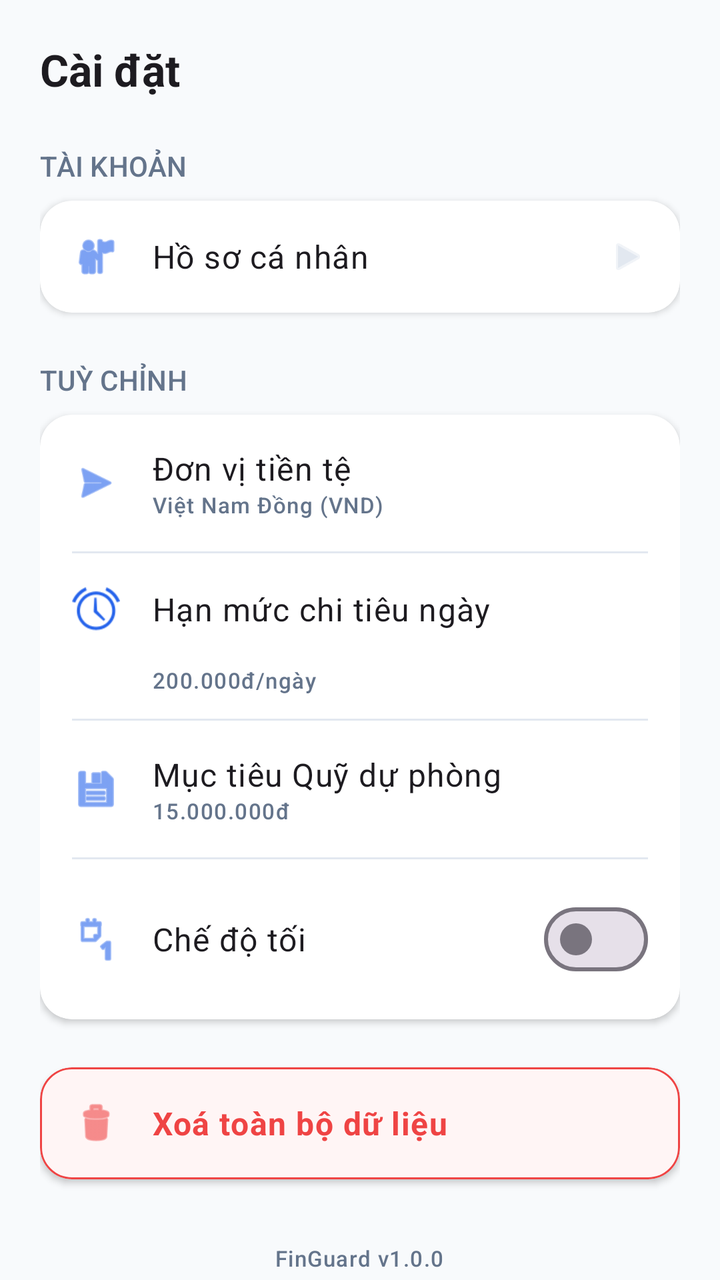
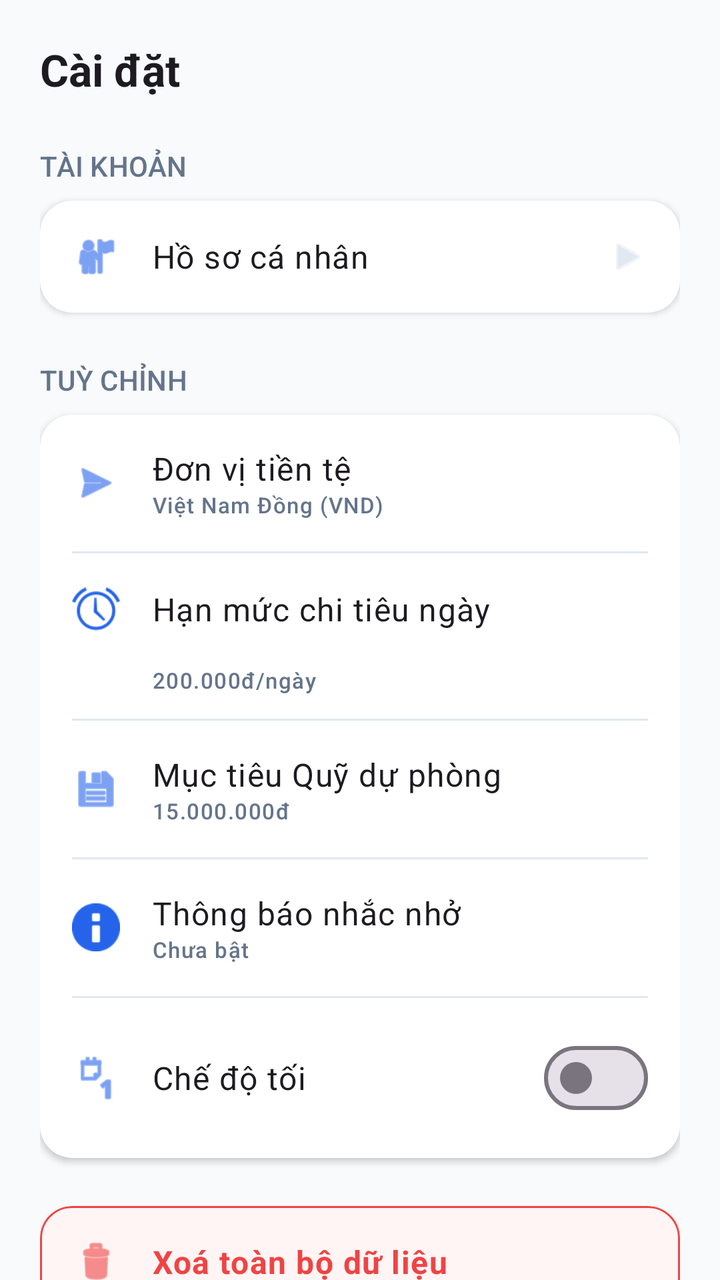

Compare the two renders of this Android layout. The source of the first and the diff that turns it into the second are given below.
<!-- AndroidManifest.xml: application theme Theme.ExpenseTracker1 -->
<!-- res/layout/fragment_settings.xml -->
<?xml version="1.0" encoding="utf-8"?>
<androidx.core.widget.NestedScrollView xmlns:android="http://schemas.android.com/apk/res/android"
    xmlns:app="http://schemas.android.com/apk/res-auto"
    android:layout_width="match_parent"
    android:layout_height="match_parent"
    android:background="@color/background">

    <LinearLayout
        android:layout_width="match_parent"
        android:layout_height="wrap_content"
        android:orientation="vertical"
        android:padding="20dp">

        <TextView
            android:layout_width="wrap_content"
            android:layout_height="wrap_content"
            android:text="@string/settings_title"
            android:textAppearance="@style/TextAppearance.Material3.TitleLarge"
            android:textStyle="bold" />

        
        <TextView
            android:layout_width="wrap_content"
            android:layout_height="wrap_content"
            android:layout_marginTop="24dp"
            android:text="Tài khoản"
            android:textAppearance="@style/TextAppearance.Material3.LabelLarge"
            android:textColor="@color/text_secondary"
            android:textAllCaps="true" />

        <com.google.android.material.card.MaterialCardView
            style="@style/Widget.App.Card"
            android:layout_width="match_parent"
            android:layout_height="wrap_content"
            android:layout_marginTop="8dp">

            <LinearLayout
                android:layout_width="match_parent"
                android:layout_height="wrap_content"
                android:orientation="vertical">

                <LinearLayout
                    android:id="@+id/btn_profile"
                    android:layout_width="match_parent"
                    android:layout_height="wrap_content"
                    android:clickable="true"
                    android:focusable="true"
                    android:foreground="?attr/selectableItemBackground"
                    android:gravity="center_vertical"
                    android:orientation="horizontal"
                    android:padding="16dp">

                    <ImageView
                        android:layout_width="24dp"
                        android:layout_height="24dp"
                        android:src="@android:drawable/ic_menu_myplaces"
                        app:tint="@color/primary" />

                    <TextView
                        android:layout_width="0dp"
                        android:layout_height="wrap_content"
                        android:layout_marginStart="16dp"
                        android:layout_weight="1"
                        android:text="@string/settings_profile"
                        android:textAppearance="@style/TextAppearance.Material3.BodyLarge" />

                    <ImageView
                        android:layout_width="20dp"
                        android:layout_height="20dp"
                        android:src="@android:drawable/ic_media_play"
                        app:tint="@color/outline" />
                </LinearLayout>

            </LinearLayout>
        </com.google.android.material.card.MaterialCardView>

        
        <TextView
            android:layout_width="wrap_content"
            android:layout_height="wrap_content"
            android:layout_marginTop="24dp"
            android:text="Tuỳ chỉnh"
            android:textAppearance="@style/TextAppearance.Material3.LabelLarge"
            android:textColor="@color/text_secondary"
            android:textAllCaps="true" />

        <com.google.android.material.card.MaterialCardView
            style="@style/Widget.App.Card"
            android:layout_width="match_parent"
            android:layout_height="wrap_content"
            android:layout_marginTop="8dp">

            <LinearLayout
                android:layout_width="match_parent"
                android:layout_height="wrap_content"
                android:orientation="vertical">

                
                <LinearLayout
                    android:id="@+id/btn_currency"
                    android:layout_width="match_parent"
                    android:layout_height="wrap_content"
                    android:clickable="true"
                    android:focusable="true"
                    android:foreground="?attr/selectableItemBackground"
                    android:gravity="center_vertical"
                    android:orientation="horizontal"
                    android:padding="16dp">

                    <ImageView
                        android:layout_width="24dp"
                        android:layout_height="24dp"
                        android:src="@android:drawable/ic_menu_send"
                        app:tint="@color/primary" />

                    <LinearLayout
                        android:layout_width="0dp"
                        android:layout_height="wrap_content"
                        android:layout_marginStart="16dp"
                        android:layout_weight="1"
                        android:orientation="vertical">

                        <TextView
                            android:layout_width="wrap_content"
                            android:layout_height="wrap_content"
                            android:text="@string/settings_currency"
                            android:textAppearance="@style/TextAppearance.Material3.BodyLarge" />

                        <TextView
                            android:id="@+id/tv_currency_value"
                            android:layout_width="wrap_content"
                            android:layout_height="wrap_content"
                            android:text="Việt Nam Đồng (VND)"
                            android:textAppearance="@style/TextAppearance.Material3.LabelSmall"
                            android:textColor="@color/text_secondary" />
                    </LinearLayout>
                </LinearLayout>

                <View
                    android:layout_width="match_parent"
                    android:layout_height="1dp"
                    android:layout_marginHorizontal="16dp"
                    android:background="@color/outline" />

                
                <LinearLayout
                    android:id="@+id/btn_limit"
                    android:layout_width="match_parent"
                    android:layout_height="wrap_content"
                    android:clickable="true"
                    android:focusable="true"
                    android:foreground="?attr/selectableItemBackground"
                    android:gravity="center_vertical"
                    android:orientation="horizontal"
                    android:padding="16dp">

                    <ImageView
                        android:layout_width="24dp"
                        android:layout_height="24dp"
                        android:src="@android:drawable/ic_lock_idle_alarm"
                        app:tint="@color/primary" />

                    <TextView
                        android:layout_width="0dp"
                        android:layout_height="wrap_content"
                        android:layout_marginStart="16dp"
                        android:layout_weight="1"
                        android:text="@string/settings_daily_limit"
                        android:textAppearance="@style/TextAppearance.Material3.BodyLarge" />
                </LinearLayout>

                <TextView
                    android:id="@+id/tv_limit_value"
                    android:layout_width="wrap_content"
                    android:layout_height="wrap_content"
                    android:layout_marginStart="56dp"
                    android:layout_marginBottom="12dp"
                    android:text="200.000đ/ngày"
                    android:textAppearance="@style/TextAppearance.Material3.LabelSmall"
                    android:textColor="@color/text_secondary" />

                <View
                    android:layout_width="match_parent"
                    android:layout_height="1dp"
                    android:layout_marginHorizontal="16dp"
                    android:background="@color/outline" />

                
                <LinearLayout
                    android:id="@+id/btn_emergency_goal"
                    android:layout_width="match_parent"
                    android:layout_height="wrap_content"
                    android:clickable="true"
                    android:focusable="true"
                    android:foreground="?attr/selectableItemBackground"
                    android:gravity="center_vertical"
                    android:orientation="horizontal"
                    android:padding="16dp">

                    <ImageView
                        android:layout_width="24dp"
                        android:layout_height="24dp"
                        android:src="@android:drawable/ic_menu_save"
                        app:tint="@color/primary" />

                    <LinearLayout
                        android:layout_width="0dp"
                        android:layout_height="wrap_content"
                        android:layout_marginStart="16dp"
                        android:layout_weight="1"
                        android:orientation="vertical">

                        <TextView
                            android:layout_width="wrap_content"
                            android:layout_height="wrap_content"
                            android:text="@string/settings_emergency_goal"
                            android:textAppearance="@style/TextAppearance.Material3.BodyLarge" />

                        <TextView
                            android:id="@+id/tv_emergency_goal_value"
                            android:layout_width="wrap_content"
                            android:layout_height="wrap_content"
                            android:text="15.000.000đ"
                            android:textAppearance="@style/TextAppearance.Material3.LabelSmall"
                            android:textColor="@color/text_secondary" />
                    </LinearLayout>
                </LinearLayout>

                <View
                    android:layout_width="match_parent"
                    android:layout_height="1dp"
                    android:layout_marginHorizontal="16dp"
                    android:background="@color/outline" />

                
                <LinearLayout
                    android:layout_width="match_parent"
                    android:layout_height="wrap_content"
                    android:gravity="center_vertical"
                    android:orientation="horizontal"
                    android:padding="16dp">

                    <ImageView
                        android:layout_width="24dp"
                        android:layout_height="24dp"
                        android:src="@android:drawable/ic_menu_day"
                        app:tint="@color/primary" />

                    <TextView
                        android:layout_width="0dp"
                        android:layout_height="wrap_content"
                        android:layout_marginStart="16dp"
                        android:layout_weight="1"
                        android:text="@string/settings_dark_mode"
                        android:textAppearance="@style/TextAppearance.Material3.BodyLarge" />

                    <com.google.android.material.materialswitch.MaterialSwitch
                        android:id="@+id/switch_dark_mode"
                        android:layout_width="wrap_content"
                        android:layout_height="wrap_content" />
                </LinearLayout>

            </LinearLayout>
        </com.google.android.material.card.MaterialCardView>

        
        <com.google.android.material.card.MaterialCardView
            style="@style/Widget.App.Card"
            android:layout_width="match_parent"
            android:layout_height="wrap_content"
            android:layout_marginTop="24dp"
            app:strokeColor="@color/error"
            app:strokeWidth="1dp"
            app:cardBackgroundColor="#FFF5F5">

            <LinearLayout
                android:id="@+id/btn_reset"
                android:layout_width="match_parent"
                android:layout_height="wrap_content"
                android:clickable="true"
                android:focusable="true"
                android:foreground="?attr/selectableItemBackground"
                android:gravity="center_vertical"
                android:orientation="horizontal"
                android:padding="16dp">

                <ImageView
                    android:layout_width="24dp"
                    android:layout_height="24dp"
                    android:src="@android:drawable/ic_menu_delete"
                    app:tint="@color/error" />

                <TextView
                    android:layout_width="match_parent"
                    android:layout_height="wrap_content"
                    android:layout_marginStart="16dp"
                    android:text="@string/settings_data_reset"
                    android:textAppearance="@style/TextAppearance.Material3.BodyLarge"
                    android:textColor="@color/error"
                    android:textStyle="bold" />
            </LinearLayout>
        </com.google.android.material.card.MaterialCardView>

        <TextView
            android:layout_width="wrap_content"
            android:layout_height="wrap_content"
            android:layout_gravity="center"
            android:layout_marginTop="32dp"
            android:text="FinGuard v1.0.0"
            android:textAppearance="@style/TextAppearance.Material3.LabelSmall"
            android:textColor="@color/text_secondary" />

    </LinearLayout>
</androidx.core.widget.NestedScrollView>
<!-- resources referenced by this layout -->
<resources>
  <color name="background">#F8FAFC</color>
  <color name="error">#EF4444</color>
  <color name="outline">#E2E8F0</color>
  <color name="primary">#2563EB</color>
  <color name="text_secondary">#64748B</color>
  <string name="settings_currency">Đơn vị tiền tệ</string>
  <string name="settings_daily_limit">Hạn mức chi tiêu ngày</string>
  <string name="settings_dark_mode">Chế độ tối</string>
  <string name="settings_data_reset">Xoá toàn bộ dữ liệu</string>
  <string name="settings_emergency_goal">Mục tiêu Quỹ dự phòng</string>
  <string name="settings_profile">Hồ sơ cá nhân</string>
  <string name="settings_title">Cài đặt</string>
  <style name="Widget.App.Card" parent="Widget.Material3.CardView.Elevated">
          <item name="cardCornerRadius">16dp</item>
          <item name="cardElevation">2dp</item>
          <item name="cardBackgroundColor">@color/surface</item>
      </style>
  <style name="Theme.ExpenseTracker1" parent="Theme.Material3.DayNight.NoActionBar">
          
          <item name="colorPrimary">@color/primary</item>
          <item name="colorOnPrimary">@color/on_primary</item>
          <item name="colorPrimaryContainer">@color/primary_container</item>
          <item name="colorOnPrimaryContainer">@color/on_primary_container</item>
  
          <item name="colorSecondary">@color/secondary</item>
          <item name="colorSecondaryContainer">@color/secondary_container</item>
          <item name="colorOnSecondaryContainer">@color/on_secondary_container</item>
  
          <item name="colorError">@color/error</item>
          <item name="colorOnErrorContainer">@color/on_error_container</item>
  
          <item name="android:windowBackground">@color/background</item>
          <item name="android:statusBarColor">@color/background</item>
          <item name="android:windowLightStatusBar">true</item>
  
          
          <item name="textInputStyle">@style/Widget.Material3.TextInputLayout.OutlinedBox</item>
      </style>
  <color name="surface">#FFFFFF</color>
  <color name="on_primary">#FFFFFF</color>
  <color name="primary_container">#DBEAFE</color>
  <color name="on_primary_container">#1E3A8A</color>
  <color name="secondary">#10B981</color>
  <color name="secondary_container">#D1FAE5</color>
  <color name="on_secondary_container">#003822</color>
  <color name="on_error_container">#690005</color>
</resources>

<!-- the commit's change to res/layout/fragment_settings.xml (unified diff, before → after) -->
@@ -23,7 +23,7 @@
             android:layout_width="wrap_content"
             android:layout_height="wrap_content"
             android:layout_marginTop="24dp"
-            android:text="Tài khoản"
+            android:text="@string/settings_section_account"
             android:textAppearance="@style/TextAppearance.Material3.LabelLarge"
             android:textColor="@color/text_secondary"
             android:textAllCaps="true" />
@@ -79,7 +79,7 @@
             android:layout_width="wrap_content"
             android:layout_height="wrap_content"
             android:layout_marginTop="24dp"
-            android:text="Tuỳ chỉnh"
+            android:text="@string/settings_section_customize"
             android:textAppearance="@style/TextAppearance.Material3.LabelLarge"
             android:textColor="@color/text_secondary"
             android:textAllCaps="true" />
@@ -130,7 +130,7 @@
                             android:id="@+id/tv_currency_value"
                             android:layout_width="wrap_content"
                             android:layout_height="wrap_content"
-                            android:text="Việt Nam Đồng (VND)"
+                            android:text="@string/settings_default_currency_label"
                             android:textAppearance="@style/TextAppearance.Material3.LabelSmall"
                             android:textColor="@color/text_secondary" />
                     </LinearLayout>
@@ -175,7 +175,7 @@
                     android:layout_height="wrap_content"
                     android:layout_marginStart="56dp"
                     android:layout_marginBottom="12dp"
-                    android:text="200.000đ/ngày"
+                    android:text="@string/settings_default_daily_limit_display"
                     android:textAppearance="@style/TextAppearance.Material3.LabelSmall"
                     android:textColor="@color/text_secondary" />
 
@@ -220,7 +220,54 @@
                             android:id="@+id/tv_emergency_goal_value"
                             android:layout_width="wrap_content"
                             android:layout_height="wrap_content"
-                            android:text="15.000.000đ"
+                            android:text="@string/settings_default_emergency_goal_display"
+                            android:textAppearance="@style/TextAppearance.Material3.LabelSmall"
+                            android:textColor="@color/text_secondary" />
+                    </LinearLayout>
+                </LinearLayout>
+
+                <View
+                    android:layout_width="match_parent"
+                    android:layout_height="1dp"
+                    android:layout_marginHorizontal="16dp"
+                    android:background="@color/outline" />
+
+                
+                <LinearLayout
+                    android:id="@+id/btn_notifications"
+                    android:layout_width="match_parent"
+                    android:layout_height="wrap_content"
+                    android:clickable="true"
+                    android:focusable="true"
+                    android:foreground="?attr/selectableItemBackground"
+                    android:gravity="center_vertical"
+                    android:orientation="horizontal"
+                    android:padding="16dp">
+
+                    <ImageView
+                        android:layout_width="24dp"
+                        android:layout_height="24dp"
+                        android:src="@android:drawable/ic_dialog_info"
+                        app:tint="@color/primary" />
+
+                    <LinearLayout
+                        android:layout_width="0dp"
+                        android:layout_height="wrap_content"
+                        android:layout_marginStart="16dp"
+                        android:layout_weight="1"
+                        android:orientation="vertical">
+
+                        <TextView
+                            android:layout_width="wrap_content"
+                            android:layout_height="wrap_content"
+                            android:text="@string/settings_notifications"
+                            android:textAppearance="@style/TextAppearance.Material3.BodyLarge" />
+
+                        <TextView
+                            android:id="@+id/tv_notification_status"
+                            android:layout_width="wrap_content"
+                            android:layout_height="wrap_content"
+                            android:text="@string/notification_status_disabled"
                             android:textAppearance="@style/TextAppearance.Material3.LabelSmall"
                             android:textColor="@color/text_secondary" />
                     </LinearLayout>
@@ -306,7 +353,7 @@
             android:layout_height="wrap_content"
             android:layout_gravity="center"
             android:layout_marginTop="32dp"
-            android:text="FinGuard v1.0.0"
+            android:text="@string/settings_app_version"
             android:textAppearance="@style/TextAppearance.Material3.LabelSmall"
             android:textColor="@color/text_secondary" />
 
<!-- resource entries referenced after the edit -->
@@ -5,12 +5,20 @@
   <color name="outline">#E2E8F0</color>
   <color name="primary">#2563EB</color>
   <color name="text_secondary">#64748B</color>
+  <string name="notification_status_disabled">Chưa bật</string>
+  <string name="settings_app_version">FinGuard v1.0.0</string>
   <string name="settings_currency">Đơn vị tiền tệ</string>
   <string name="settings_daily_limit">Hạn mức chi tiêu ngày</string>
   <string name="settings_dark_mode">Chế độ tối</string>
   <string name="settings_data_reset">Xoá toàn bộ dữ liệu</string>
+  <string name="settings_default_currency_label">Việt Nam Đồng (VND)</string>
+  <string name="settings_default_daily_limit_display">200.000đ/ngày</string>
+  <string name="settings_default_emergency_goal_display">15.000.000đ</string>
   <string name="settings_emergency_goal">Mục tiêu Quỹ dự phòng</string>
+  <string name="settings_notifications">Thông báo nhắc nhở</string>
   <string name="settings_profile">Hồ sơ cá nhân</string>
+  <string name="settings_section_account">Tài khoản</string>
+  <string name="settings_section_customize">Tuỳ chỉnh</string>
   <string name="settings_title">Cài đặt</string>
   <style name="Widget.App.Card" parent="Widget.Material3.CardView.Elevated">
           <item name="cardCornerRadius">16dp</item>
